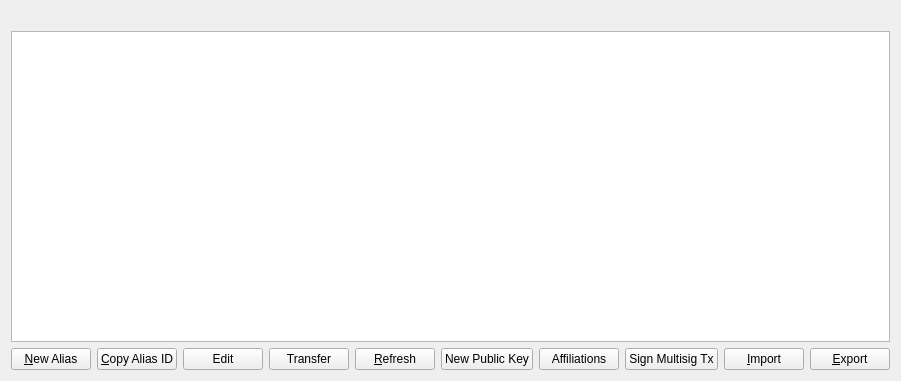
First picture: the form in src/qt/forms/myaliaslistpage.ui, repository sschepis/syscoin2, before the edit.
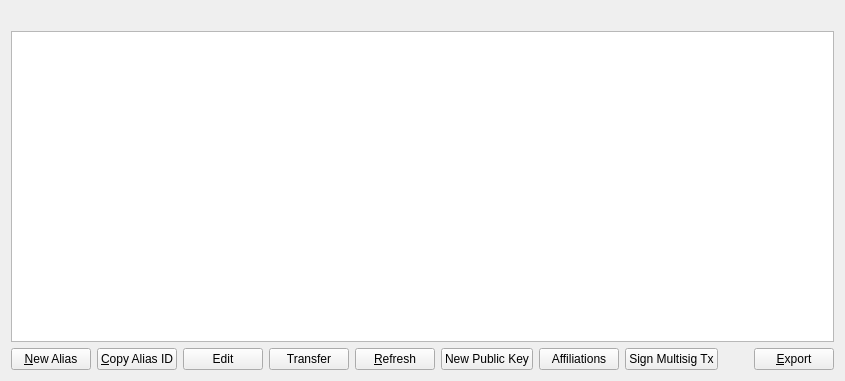
Second picture: the form after the edit.

Commit message: remove alias import dialog

```diff
--- a/src/qt/forms/myaliaslistpage.ui
+++ b/src/qt/forms/myaliaslistpage.ui
@@ -150,13 +150,6 @@
        </property>
       </spacer>
      </item>
-     <item>
-      <widget class="QPushButton" name="importButton">
-       <property name="text">
-        <string>&amp;Import</string>
-       </property>
-      </widget>
-     </item>
      <item>
       <widget class="QPushButton" name="exportButton">
        <property name="toolTip">
```
The commit also changes 8 other files.
